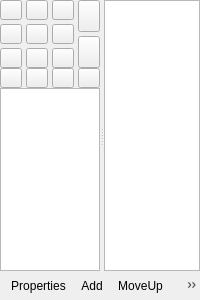
The window that src/ptz-controls.ui (glikely/obs-ptz) describes before a commit, drawn with Qt 5.
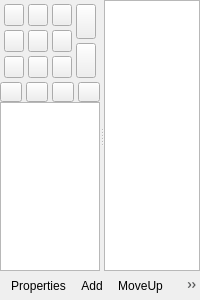
The same window after the commit. Icons and pictures are not drawn. Custom widgets are drawn as their Qt base class.

Commit message:
ui: Use the square event on outer widgets
Instead of resizing each button individually, use the resize event
widget on the outer containers, and expect that the grid layout will do
the correct thing.

The edit to the form file:
```diff
--- a/src/ptz-controls.ui
+++ b/src/ptz-controls.ui
@@ -56,18 +56,24 @@
        </property>
        <item>
         <widget class="QWidget" name="movementControlsWidget" native="true">
+         <property name="sizePolicy">
+          <sizepolicy hsizetype="Expanding" vsizetype="Fixed">
+           <horstretch>0</horstretch>
+           <verstretch>0</verstretch>
+          </sizepolicy>
+         </property>
          <layout class="QGridLayout" name="movementControlsGridLayout">
           <property name="leftMargin">
-           <number>0</number>
+           <number>4</number>
           </property>
           <property name="topMargin">
-           <number>0</number>
+           <number>4</number>
           </property>
           <property name="rightMargin">
-           <number>0</number>
+           <number>4</number>
           </property>
           <property name="bottomMargin">
-           <number>0</number>
+           <number>4</number>
           </property>
           <property name="spacing">
            <number>4</number>
@@ -517,7 +523,7 @@
        <item>
         <widget class="CircularListView" name="cameraList">
          <property name="sizePolicy">
-          <sizepolicy hsizetype="Minimum" vsizetype="Expanding">
+          <sizepolicy hsizetype="Expanding" vsizetype="Expanding">
            <horstretch>0</horstretch>
            <verstretch>0</verstretch>
           </sizepolicy>
```
The commit also changes 1 other file.
